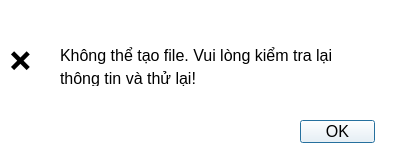
Old version of the form Giao diện/Lỗi.ui in the repository justnhan/NHOM-5_KTLTNC.
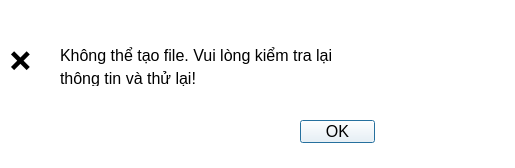
New version of the form.

Diff of the .ui file:
```diff
--- a/Giao diện/Lỗi.ui
+++ b/Giao diện/Lỗi.ui
@@ -6,15 +6,16 @@
    <rect>
     <x>0</x>
     <y>0</y>
-    <width>400</width>
-    <height>151</height>
+    <width>515</width>
+    <height>168</height>
    </rect>
   </property>
   <property name="windowTitle">
    <string>Lỗi</string>
   </property>
   <property name="styleSheet">
-   <string notr="true">background-color:#FFFFFF</string>
+   <string notr="true">background-color:#FFFFFF;
+color: black</string>
   </property>
   <widget class="QLabel" name="label">
    <property name="geometry">
```
